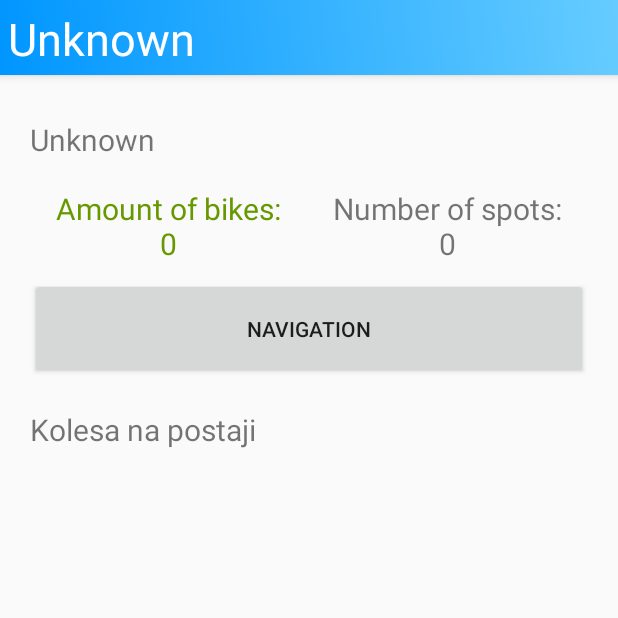
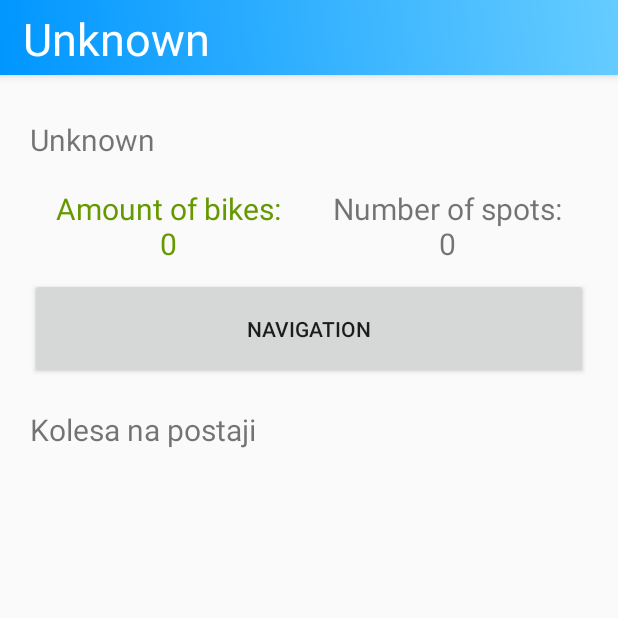
Before and after one commit to markloboda/bajkApp, an Android app: the BikeListActivity screen opened directly, with no data from a screen before it, on a phone screen of 412 x 824 dp, the top half of it. Run offline under Robolectric (Android 15) with nearby library versions, the phone set to English and light mode, and no system bars; our stand-ins replace Room's generated code.

Commit message:
styling changes

```diff
--- a/app/app/src/main/res/layout/bike_list_activity.xml
+++ b/app/app/src/main/res/layout/bike_list_activity.xml
@@ -24,6 +24,7 @@
                 android:id="@+id/stationTextView"
                 android:layout_width="wrap_content"
                 android:layout_height="wrap_content"
+                android:layout_marginStart="10dp"
                 android:text="Ime postaje"
                 android:textAlignment="center"
                 android:textColor="@color/white"
--- a/app/app/src/main/res/layout/station_activity.xml
+++ b/app/app/src/main/res/layout/station_activity.xml
@@ -24,6 +24,7 @@
                 android:id="@+id/textView2"
                 android:layout_width="wrap_content"
                 android:layout_height="wrap_content"
+                android:layout_marginStart="10dp"
                 android:text="Postaje"
                 android:textColor="@color/white"
                 android:textSize="30dp"
```
